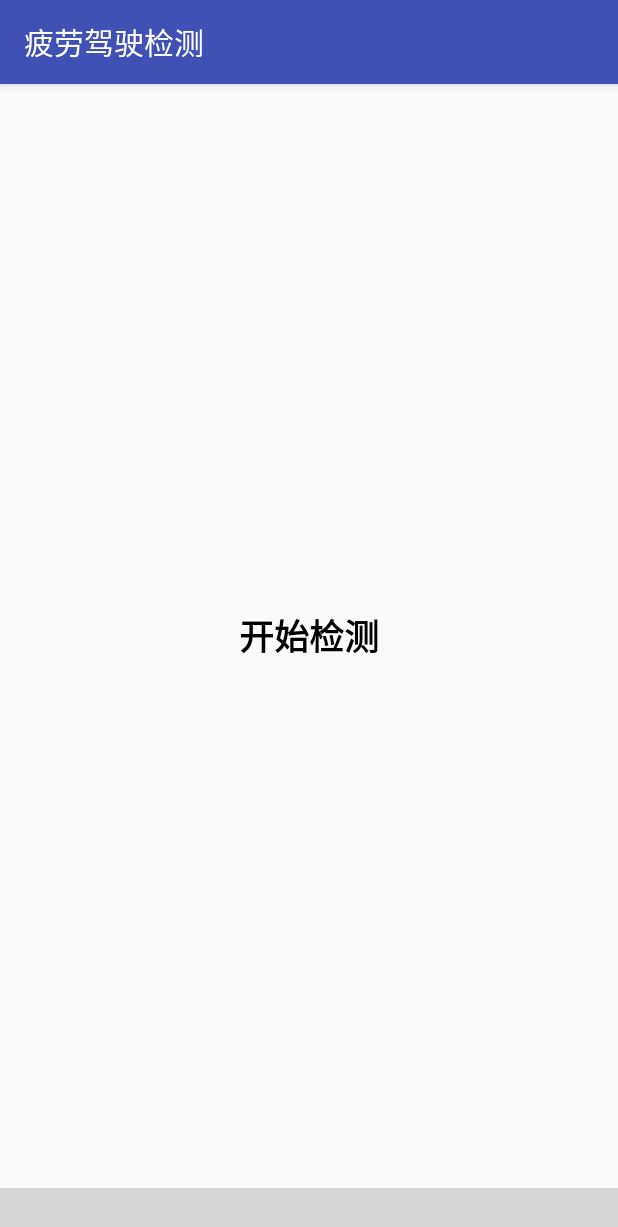
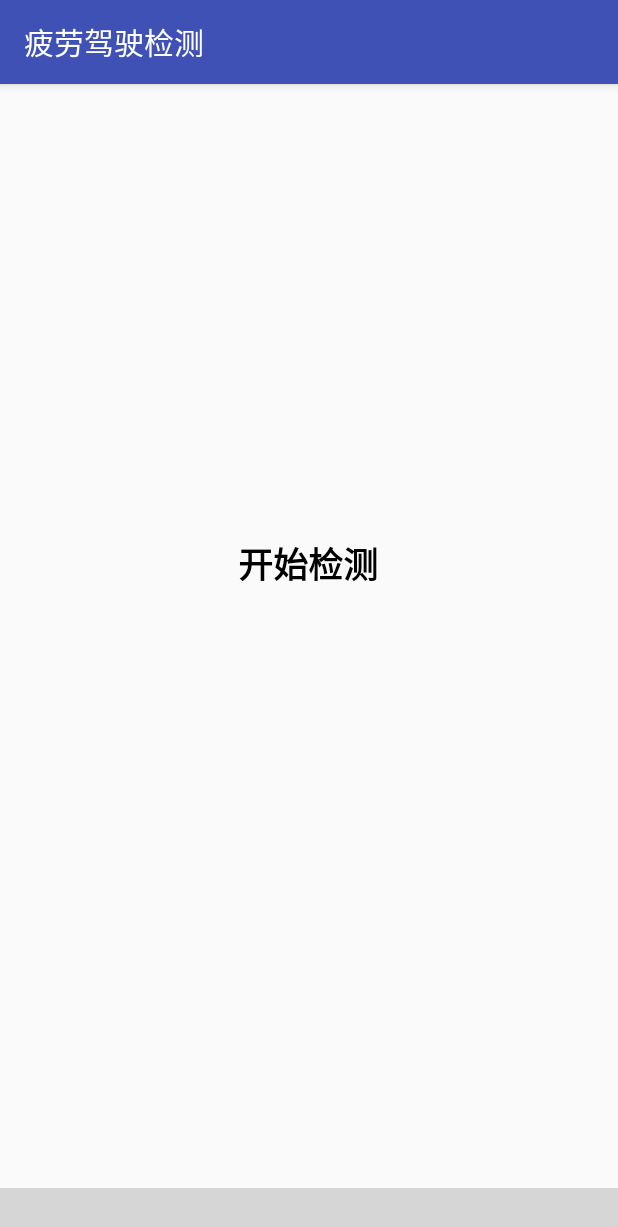
Before and after one commit to Ekko22/Fatigue_Driving_Assistance, an Android app: the FragmentHome screen opened directly, with no data from a screen before it, on a phone screen of 412 x 824 dp. Shown: the top 1227 px of the screen. Run offline under Robolectric (Android 15) with nearby library versions, the phone set to English and light mode, and no system bars; libraries missing offline, so code that uses them is left out: com.ashokvarma.bottomnavigation; plain views replace BottomNavigationBar; 7 statements that could not run were skipped; grey boxes are pictures that could not be loaded.

Commit message:
疲劳记录跟随账号

```diff
--- a/app/src/main/java/com/martin/ads/omoshiroi/activity/Login.java
+++ b/app/src/main/java/com/martin/ads/omoshiroi/activity/Login.java
@@ -9,8 +9,8 @@ import android.widget.Button;
 import android.widget.EditText;
 import android.widget.Toast;
 
+import com.martin.ads.INFO.INFO;
 import com.martin.ads.omoshiroi.DBServe.Dao.UserDao;
-import com.martin.ads.omoshiroi.DBServe.Domain.User;
 import com.martin.ads.omoshiroi.MainActivity;
 import com.martin.ads.omoshiroi.R;
 
--- a/app/src/main/java/com/martin/ads/omoshiroi/activity/MyInfo.java
+++ b/app/src/main/java/com/martin/ads/omoshiroi/activity/MyInfo.java
@@ -7,8 +7,8 @@ import android.view.View;
 import android.widget.ImageView;
 import android.widget.TextView;
 
+import com.martin.ads.INFO.INFO;
 import com.martin.ads.omoshiroi.DBServe.Dao.UserDao;
-import com.martin.ads.omoshiroi.DBServe.Domain.User;
 import com.martin.ads.omoshiroi.R;
 
 /**
--- a/app/src/main/res/layout/activity_login.xml
+++ b/app/src/main/res/layout/activity_login.xml
@@ -23,14 +23,14 @@
                 android:textSize="23dp"
                 android:layout_width="wrap_content"
                 android:layout_height="wrap_content"
-                android:text="身份证号：" />
+                android:text="账    号：" />
 
             <EditText
                 android:id="@+id/num"
                 android:textColorHint="#000"
                 android:layout_width="match_parent"
                 android:layout_height="wrap_content"
-                android:hint="请输入身份证号"/>
+                android:hint="请输入账号"/>
 
         </LinearLayout>
 
@@ -47,7 +47,7 @@
                 android:textSize="23dp"
                 android:layout_width="wrap_content"
                 android:layout_height="wrap_content"
-                android:text="密        码：" />
+                android:text="密    码：" />
 
             <EditText
                 android:id="@+id/password"
--- a/app/src/main/res/layout/activity_register.xml
+++ b/app/src/main/res/layout/activity_register.xml
@@ -47,14 +47,14 @@
                 android:textSize="23dp"
                 android:layout_width="wrap_content"
                 android:layout_height="wrap_content"
-                android:text="身份证号：" />
+                android:text="账        号：" />
 
             <EditText
                 android:id="@+id/num"
                 android:textColorHint="#000"
                 android:layout_width="match_parent"
                 android:layout_height="wrap_content"
-                android:hint="请输入身份证号"/>
+                android:hint="请输入账号"/>
 
         </LinearLayout>
 
--- a/app/src/main/res/layout/fragmenthome.xml
+++ b/app/src/main/res/layout/fragmenthome.xml
@@ -14,12 +14,14 @@
         android:orientation="horizontal">
 
         <TextView
-            android:textStyle="bold"
-            android:textColor="#000"
-            android:textSize="23dp"
-            android:layout_width="wrap_content"
-            android:layout_height="wrap_content"
-            android:text="开始检测" />
+                android:textAlignment="center"
+
+                android:textStyle="bold"
+                android:textColor="#000"
+                android:textSize="23dp"
+                android:layout_width="135dp"
+                android:layout_height="132dp"
+                android:text="开始检测"/>
 
     </LinearLayout>
 
--- a/app/src/main/res/layout/fragmentmine.xml
+++ b/app/src/main/res/layout/fragmentmine.xml
@@ -116,7 +116,7 @@
                             android:layout_weight="1"
                             android:text="功能介绍"
                             android:layout_width="0dp"
-                        android:layout_height="wrap_content" />
+                            android:layout_height="wrap_content"/>
                     <ImageView
                         android:layout_marginRight="10dp"
                         android:tint="#000"
@@ -195,7 +195,7 @@
             android:layout_marginTop="170dp"
             android:id="@+id/textView2"
             android:layout_width="match_parent"
-            android:layout_height="59dp"
+            android:layout_height="71dp"
             android:text="Copyright © 2022 疲劳驾驶检测小组"/>
 
 </LinearLayout>
--- a/app/src/main/java/com/martin/ads/omoshiroi/activity/INFO.java
+++ b/omoshiroilib/src/main/java/com/martin/ads/INFO/INFO.java
@@ -1,4 +1,4 @@
-package com.martin.ads.omoshiroi.activity;
+package com.martin.ads.INFO;
 
 public class INFO {
     public static int ID;
```
Also changed, not shown: app/src/main/res/layout/activity_myinfo.xml (+8 -9 lines), omoshiroilib/src/main/java/com/martin/ads/omoshiroilib/debug/lab/DisplayFatigueTimes.java (+6 -5 lines), omoshiroilib/src/main/java/com/martin/ads/omoshiroilib/debug/teststmobile/FaceCollectActivity.java (+8 -7 lines). Lines whose indentation alone changed are shown as unchanged.
